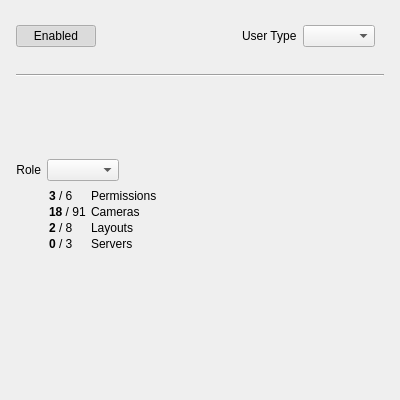
First picture: the form in client/libclient/src/ui/widgets/properties/user_settings_widget.ui, repository networkoptix/nx_open, before the edit.
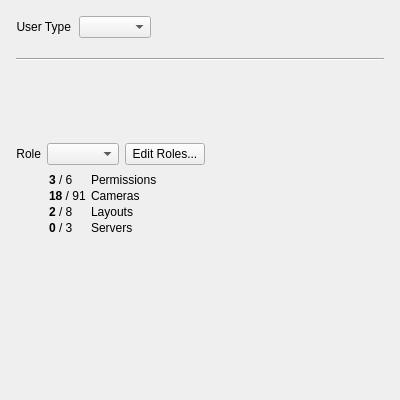
Second picture: the form after the edit. Custom widgets are drawn as their Qt base class.

Commit message:
VMS-4894: Redesign create and edit user dialogs
<==== Mercurial data ====>
Branch: dev_3.0.0_gui

Patch:
```diff
--- a/client/libclient/src/ui/widgets/properties/user_settings_widget.ui
+++ b/client/libclient/src/ui/widgets/properties/user_settings_widget.ui
@@ -43,50 +43,36 @@
         <number>16</number>
        </property>
        <item>
-        <layout class="QHBoxLayout" name="horizontalLayout">
-         <property name="bottomMargin">
-          <number>8</number>
-         </property>
-         <item>
-          <widget class="QPushButton" name="enabledButton">
-           <property name="sizePolicy">
-            <sizepolicy hsizetype="Fixed" vsizetype="Fixed">
-             <horstretch>0</horstretch>
-             <verstretch>0</verstretch>
-            </sizepolicy>
-           </property>
-           <property name="text">
-            <string>Enabled</string>
-           </property>
-           <property name="checkable">
-            <bool>true</bool>
-           </property>
-           <property name="checked">
-            <bool>true</bool>
-           </property>
-          </widget>
-         </item>
-         <item>
-          <spacer name="horizontalSpacer_2">
-           <property name="orientation">
-            <enum>Qt::Horizontal</enum>
-           </property>
-           <property name="sizeHint" stdset="0">
-            <size>
-             <width>40</width>
-             <height>20</height>
-            </size>
-           </property>
-          </spacer>
-         </item>
-         <item>
-          <widget class="QWidget" name="userTypeWidget" native="true">
-           <layout class="QHBoxLayout" name="horizontalLayout_2">
+        <widget class="QWidget" name="userTypeWidget" native="true">
+         <layout class="QVBoxLayout" name="verticalLayout_7">
+          <property name="spacing">
+           <number>16</number>
+          </property>
+          <property name="leftMargin">
+           <number>0</number>
+          </property>
+          <property name="topMargin">
+           <number>0</number>
+          </property>
+          <property name="rightMargin">
+           <number>0</number>
+          </property>
+          <property name="bottomMargin">
+           <number>0</number>
+          </property>
+          <item>
+           <layout class="QHBoxLayout" name="horizontalLayout">
+            <property name="spacing">
+             <number>8</number>
+            </property>
             <item>
              <widget class="QLabel" name="userTypeLabel">
               <property name="text">
                <string>User Type</string>
               </property>
+              <property name="alignment">
+               <set>Qt::AlignRight|Qt::AlignTrailing|Qt::AlignVCenter</set>
+              </property>
               <property name="buddy">
                <cstring>userTypeComboBox</cstring>
               </property>
@@ -95,22 +81,35 @@
             <item>
              <widget class="QComboBox" name="userTypeComboBox"/>
             </item>
+            <item>
+             <spacer name="horizontalSpacer_2">
+              <property name="orientation">
+               <enum>Qt::Horizontal</enum>
+              </property>
+              <property name="sizeHint" stdset="0">
+               <size>
+                <width>40</width>
+                <height>20</height>
+               </size>
+              </property>
+             </spacer>
+            </item>
            </layout>
-          </widget>
-         </item>
-        </layout>
-       </item>
-       <item>
-        <widget class="Line" name="line_3">
-         <property name="minimumSize">
-          <size>
-           <width>0</width>
-           <height>10</height>
-          </size>
-         </property>
-         <property name="orientation">
-          <enum>Qt::Horizontal</enum>
-         </property>
+          </item>
+          <item>
+           <widget class="Line" name="line_3">
+            <property name="minimumSize">
+             <size>
+              <width>0</width>
+              <height>10</height>
+             </size>
+            </property>
+            <property name="orientation">
+             <enum>Qt::Horizontal</enum>
+            </property>
+           </widget>
+          </item>
+         </layout>
         </widget>
        </item>
        <item>
@@ -199,7 +198,7 @@
     </widget>
    </item>
    <item>
-    <layout class="QGridLayout" name="gridLayout" columnstretch="0,0,0">
+    <layout class="QGridLayout" name="gridLayout" columnstretch="0,0,0,0">
      <property name="leftMargin">
       <number>16</number>
      </property>
@@ -222,21 +221,6 @@
        </property>
       </widget>
      </item>
-     <item row="1" column="1" colspan="2">
-      <widget class="QLabel" name="permissionsLabel">
-       <property name="text">
-        <string notr="true">&lt;table&gt;
-&lt;tr&gt;&lt;td&gt;&lt;b&gt;3&lt;/b&gt; / 6&lt;/td&gt;&lt;td&gt;&lt;/td&gt;&lt;td&gt;Permissions&lt;/td&gt;&lt;/tr&gt;
-&lt;tr&gt;&lt;td&gt;&lt;b&gt;18&lt;/b&gt; / 91&lt;/td&gt;&lt;td&gt;&lt;/td&gt;&lt;td&gt;Cameras&lt;/td&gt;&lt;/tr&gt;
-&lt;tr&gt;&lt;td&gt;&lt;b&gt;2&lt;/b&gt; / 8&lt;/td&gt;&lt;td&gt;&lt;/td&gt;&lt;td&gt;Layouts&lt;/td&gt;&lt;/tr&gt;
-&lt;tr&gt;&lt;td&gt;&lt;b&gt;0&lt;/b&gt; / 3&lt;/td&gt;&lt;td&gt;&lt;/td&gt;&lt;td&gt;Servers&lt;/td&gt;&lt;/tr&gt;
-&lt;/table&gt;</string>
-       </property>
-       <property name="textFormat">
-        <enum>Qt::RichText</enum>
-       </property>
-      </widget>
-     </item>
      <item row="0" column="1">
       <widget class="QComboBox" name="roleComboBox">
        <property name="sizeAdjustPolicy">
@@ -245,6 +229,13 @@
       </widget>
      </item>
      <item row="0" column="2">
+      <widget class="QPushButton" name="editRolesButton">
+       <property name="text">
+        <string>Edit Roles...</string>
+       </property>
+      </widget>
+     </item>
+     <item row="0" column="3">
       <spacer name="horizontalSpacer">
        <property name="orientation">
         <enum>Qt::Horizontal</enum>
@@ -257,6 +248,21 @@
        </property>
       </spacer>
      </item>
+     <item row="1" column="1" colspan="3">
+      <widget class="QLabel" name="permissionsLabel">
+       <property name="text">
+        <string notr="true">&lt;table&gt;
+&lt;tr&gt;&lt;td&gt;&lt;b&gt;3&lt;/b&gt; / 6&lt;/td&gt;&lt;td&gt;&lt;/td&gt;&lt;td&gt;Permissions&lt;/td&gt;&lt;/tr&gt;
+&lt;tr&gt;&lt;td&gt;&lt;b&gt;18&lt;/b&gt; / 91&lt;/td&gt;&lt;td&gt;&lt;/td&gt;&lt;td&gt;Cameras&lt;/td&gt;&lt;/tr&gt;
+&lt;tr&gt;&lt;td&gt;&lt;b&gt;2&lt;/b&gt; / 8&lt;/td&gt;&lt;td&gt;&lt;/td&gt;&lt;td&gt;Layouts&lt;/td&gt;&lt;/tr&gt;
+&lt;tr&gt;&lt;td&gt;&lt;b&gt;0&lt;/b&gt; / 3&lt;/td&gt;&lt;td&gt;&lt;/td&gt;&lt;td&gt;Servers&lt;/td&gt;&lt;/tr&gt;
+&lt;/table&gt;</string>
+       </property>
+       <property name="textFormat">
+        <enum>Qt::RichText</enum>
+       </property>
+      </widget>
+     </item>
     </layout>
    </item>
    <item>
```
The commit also changes 13 other files.
